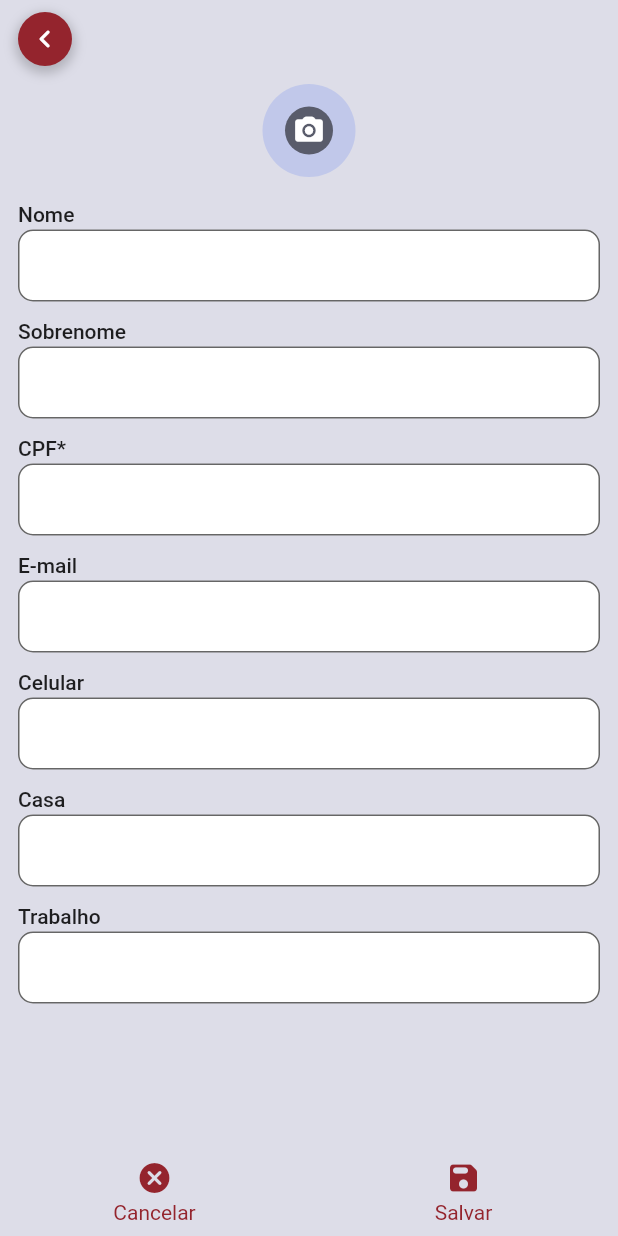
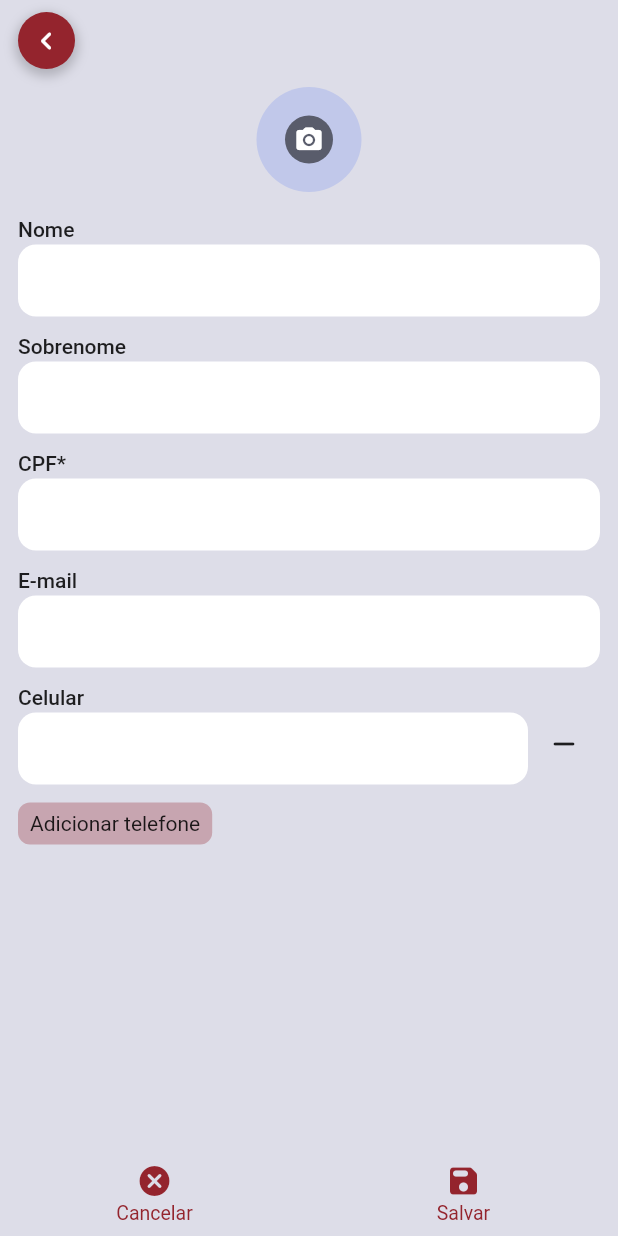
Before and after one commit to srlucasmichel/challenge_schedule_app, a Flutter app: the ContactDetailPage screen opened directly with empty values, item 2 of the bottom bar chosen, on a phone screen of 412 x 824 dp. Run offline on Flutter 3.47's test engine with Material 2 defaults, Android fonts, the light colour scheme and no system bars; our stand-ins replace dio, flutter_modular, fpdart, image_picker, mask_text_input_formatter, shared_preferences and 1 more; missing offline and left inert: cpf_cnpj_validator; accounts and stored records are empty; network calls fail.

Commit message:
improved usability

```diff
--- a/lib/src/modules/contact/domain/entities/user.dart
+++ b/lib/src/modules/contact/domain/entities/user.dart
@@ -1,5 +1,5 @@
 class User {
-  final int id;
+  final int? id;
   final String? firstName;
   final String? lastName;
   final String documentNumber;
--- a/lib/src/modules/contact/infra/adapters/user_adapter.dart
+++ b/lib/src/modules/contact/infra/adapters/user_adapter.dart
@@ -48,9 +48,9 @@ class UserAdapter {
         lastName: json["name"] as String,
         email: json["email"] as String,
         photo: json["url"],
-        celPhoneNumber: json["phone2"],
-        workPhoneNumber: json["phone3"],
-        homePhoneNumber: json["phone"] as String);
+        celPhoneNumber: json["phone"] as String,
+        workPhoneNumber: json["phone2"],
+        homePhoneNumber: json["phone3"]);
   }
 
   static User createNewUser(final User user, final int newId) {
--- a/lib/src/modules/contact/infra/repositories/user_repository.dart
+++ b/lib/src/modules/contact/infra/repositories/user_repository.dart
@@ -54,7 +54,8 @@ class UserRepository extends IUserRepository {
       await _getDbInstance();
       List<User> list = [];
 
-      List<Map> maps = await _db.query(UserAdapter.tableName, columns: [
+      List<Map> maps = await _db.query(UserAdapter.tableName,
+          columns: [
             UserAdapter.columnId,
             UserAdapter.columnFirstName,
             UserAdapter.columnLastName,
@@ -64,7 +65,8 @@ class UserRepository extends IUserRepository {
             UserAdapter.columnCelPhoneNumber,
             UserAdapter.columnWorkPhoneNumber,
             UserAdapter.columnHomePhoneNumber
-      ]);
+          ],
+          orderBy: '${UserAdapter.columnFirstName} COLLATE NOCASE' );
 
       if (maps.isNotEmpty) list = UserAdapter.fromJsonList(maps);
 
--- a/lib/src/modules/contact/presenter/pages/components/app_buttons.dart
+++ b/lib/src/modules/contact/presenter/pages/components/app_buttons.dart
@@ -7,12 +7,14 @@ class AppBackButton extends StatelessWidget {
 
   @override
   Widget build(BuildContext context) {
-    return InkWell(
+    return Tooltip(
+      message: 'Voltar',
+      child: InkWell(
         onTap: onBack,
         child: Container(
           margin: const EdgeInsets.fromLTRB(12, 8, 0, 0),
-        width: 36,
-        height: 36,
+          width: 38,
+          height: 38,
           decoration: BoxDecoration(
               color: Theme.of(context).primaryColor,
               borderRadius: BorderRadius.circular(50),
@@ -26,6 +28,7 @@ class AppBackButton extends StatelessWidget {
               ]),
           child: const Icon(Icons.chevron_left_rounded, color: Colors.white),
         ),
+      ),
     );
   }
 }
--- a/lib/src/modules/contact/presenter/pages/components/app_messengers.dart
+++ b/lib/src/modules/contact/presenter/pages/components/app_messengers.dart
@@ -9,6 +9,8 @@ class AppMessengers {
   void showSnackBar({required SnackBarType type}) {
     ScaffoldMessenger.of(context).showSnackBar(
       SnackBar(
+        behavior: SnackBarBehavior.floating,
+        margin: const EdgeInsets.only(bottom: 16.0, left: 8.0, right: 8.0),
         backgroundColor: type == SnackBarType.success
             ? Colors.green.shade800
             : Colors.red.shade800,
--- a/lib/src/modules/contact/presenter/pages/components/image_avatar.dart
+++ b/lib/src/modules/contact/presenter/pages/components/image_avatar.dart
@@ -3,28 +3,28 @@ import 'dart:io';
 import 'package:flutter/material.dart';
 
 class ImageAvatar extends StatelessWidget {
+  final Map<double, double> sizes;
   final String? path;
-  final double? size;
   final String? firstName;
 
-  const ImageAvatar(this.path, {Key? key, this.size, this.firstName})
+  const ImageAvatar({Key? key, required this.sizes, this.path, this.firstName})
       : super(key: key);
 
   @override
   Widget build(BuildContext context) {
     if (path == null || path!.trim().isEmpty) {
       return Container(
-        width: size ?? 39.0,
-        height: size ?? 39.0,
+        width: sizes.keys.first,
+        height: sizes.keys.first,
         decoration: BoxDecoration(
             color: const Color.fromRGBO(193, 200, 234, 1),
             borderRadius: BorderRadius.circular(50)),
         child: Center(
             child: Text(_firstLetterName,
-                style: const TextStyle(
+                style: TextStyle(
                     fontWeight: FontWeight.w500,
                     color: Colors.black54,
-                    fontSize: 16.0))),
+                    fontSize: sizes.values.first))),
       );
     }
     return CircleAvatar(
--- a/lib/src/modules/contact/presenter/pages/components/page_action_button.dart
+++ b/lib/src/modules/contact/presenter/pages/components/page_action_button.dart
@@ -21,8 +21,10 @@ class PageActionButton extends StatelessWidget {
           mainAxisSize: MainAxisSize.min,
           children: [
             Icon(icon, color: Theme.of(context).primaryColor),
-            const SizedBox(height: 3),
-            Text(label, style: TextStyle(color: Theme.of(context).primaryColor))
+            const SizedBox(height: 2),
+            Text(label,
+                style: TextStyle(
+                    color: Theme.of(context).primaryColor, fontSize: 13.0))
           ],
         ),
       ),
--- a/lib/src/modules/contact/presenter/pages/contact_form_page.dart
+++ b/lib/src/modules/contact/presenter/pages/contact_form_page.dart
@@ -23,6 +23,7 @@ class ContactFormPage extends StatefulWidget {
 }
 
 class _ContactFormPageState extends State<ContactFormPage> {
+  final GlobalKey<FormState> _formKey = GlobalKey<FormState>();
   final TextEditingController _fNameController = TextEditingController();
   final TextEditingController _lNameController = TextEditingController();
   final TextEditingController _cpfController = TextEditingController();
@@ -31,6 +32,7 @@ class _ContactFormPageState extends State<ContactFormPage> {
   final TextEditingController _workController = TextEditingController();
   final TextEditingController _homeController = TextEditingController();
   XFile? _imageFile;
+  List<bool> _showInputsPhone = [false, false, false];
 
   @override
   void initState() {
@@ -68,7 +70,7 @@ class _ContactFormPageState extends State<ContactFormPage> {
                   PageActionButton(
                       label: 'Salvar',
                       icon: Icons.save_rounded,
-                      onClick: () => _updateOrInsertContact(context)),
+                      onClick: () => _validateAndSave(context)),
                 ],
               ),
             )
@@ -78,8 +80,17 @@ class _ContactFormPageState extends State<ContactFormPage> {
     );
   }
 
-  Column get _body {
-    return Column(
+  void _validateAndSave(BuildContext ctx) {
+    final FormState form = _formKey.currentState!;
+    if (form.validate()) {
+      _updateOrInsertContact(ctx);
+    }
+  }
+
+  Form get _body {
+    return Form(
+      key: _formKey,
+      child: Column(
         mainAxisSize: MainAxisSize.max,
         mainAxisAlignment: MainAxisAlignment.start,
         crossAxisAlignment: CrossAxisAlignment.start,
@@ -88,11 +99,11 @@ class _ContactFormPageState extends State<ContactFormPage> {
             child: Stack(
               alignment: Alignment.center,
               children: [
-              ImageAvatar(_imageFile?.path, size: 62),
+                ImageAvatar(sizes: {70.0: 12.0}, path: _imageFile?.path),
                 GestureDetector(
                   onTap: () async {
-                  _imageFile =
-                      await ImagePicker().pickImage(source: ImageSource.camera);
+                    _imageFile = await ImagePicker()
+                        .pickImage(source: ImageSource.camera);
                     setState(() {});
                   },
                   child: Align(
@@ -109,7 +120,7 @@ class _ContactFormPageState extends State<ContactFormPage> {
                           child: Icon(
                             Icons.photo_camera_rounded,
                             color: Colors.white,
-                          size: 22,
+                            size: 20.0,
                           ),
                         )),
                   ),
@@ -123,8 +134,9 @@ class _ContactFormPageState extends State<ContactFormPage> {
               controller: _fNameController,
               type: TextInputType.name,
               maskFormatter: null,
-            validator: (s) =>
-                _fNameController.text.trim().isEmpty ? 'Informe o nome' : null),
+              validator: (s) => _fNameController.text.trim().isEmpty
+                  ? 'Informe o nome'
+                  : null),
           _getLSection(
               label: 'Sobrenome',
               controller: _lNameController,
@@ -143,25 +155,121 @@ class _ContactFormPageState extends State<ContactFormPage> {
               type: TextInputType.emailAddress,
               maskFormatter: null,
               validator: null),
-        _getLSection(
+          if (_showInputsPhone[0])
+            Row(
+              children: [
+                Expanded(
+                  child: _getLSection(
                       label: 'Celular',
                       controller: _celController,
                       type: TextInputType.number,
                       maskFormatter: AppMaskFormatters.phone,
                       validator: null),
-        _getLSection(
+                ),
+                IconButton(
+                    onPressed: () {
+                      _showInputsPhone[0] = false;
+                      _celController.text = '';
+                      setState(() {});
+                    },
+                    icon: const Icon(Icons.remove_rounded))
+              ],
+            )
+          else
+            const SizedBox(),
+          if (_showInputsPhone[2])
+            Row(
+              children: [
+                Expanded(
+                  child: _getLSection(
                       label: 'Casa',
                       controller: _homeController,
                       type: TextInputType.number,
                       maskFormatter: AppMaskFormatters.phone,
                       validator: null),
-        _getLSection(
+                ),
+                IconButton(
+                    onPressed: () {
+                      _showInputsPhone[2] = false;
+                      _homeController.text = '';
+                      setState(() {});
+                    },
+                    icon: const Icon(Icons.remove_rounded))
+              ],
+            )
+          else
+            const SizedBox(),
+          if (_showInputsPhone[1])
+            Row(
+              children: [
+                Expanded(
+                  child: _getLSection(
                       label: 'Trabalho',
                       controller: _workController,
                       type: TextInputType.number,
                       maskFormatter: AppMaskFormatters.phone,
                       validator: null),
+                ),
+                IconButton(
+                    onPressed: () {
+                      _showInputsPhone[1] = false;
+                      _workController.text = '';
+                      setState(() {});
+                    },
+                    icon: const Icon(Icons.remove_rounded))
               ],
+            )
+          else
+            const SizedBox(),
+          if (_showInputsPhone.contains(false))
+            PopupMenuButton(
+              child: Container(
+                  padding:
+                      const EdgeInsets.symmetric(vertical: 6, horizontal: 8),
+                  decoration: BoxDecoration(
+                      color: Theme.of(context).primaryColor.withOpacity(0.3),
+                      borderRadius: BorderRadius.circular(8)),
+                  child: const Text('Adicionar telefone')),
+              onSelected: (v) {
+                switch (v) {
+                  case 'work':
+                    _showInputsPhone[1] = true;
+                    break;
+                  case 'home':
+                    _showInputsPhone[2] = true;
+                    break;
+                  default:
+                    _showInputsPhone[0] = true;
+                }
+                setState(() {});
+              },
+              itemBuilder: (context) {
+                List<PopupMenuItem> popupMenuItems = List.empty(growable: true);
+                if (!_showInputsPhone[0]) {
+                  popupMenuItems.add(const PopupMenuItem(
+                    value: 'cel',
+                    child: Text("Celular"),
+                  ));
+                }
+                if (!_showInputsPhone[1]) {
+                  popupMenuItems.add(const PopupMenuItem(
+                    value: 'work',
+                    child: Text("Trabalho"),
+                  ));
+                }
+                if (!_showInputsPhone[2]) {
+                  popupMenuItems.add(const PopupMenuItem(
+                    value: 'home',
+                    child: Text("Casa"),
+                  ));
+                }
+                return popupMenuItems;
+              },
+            )
+          else
+            const SizedBox(),
+        ],
+      ),
     );
   }
 
@@ -193,6 +301,10 @@ class _ContactFormPageState extends State<ContactFormPage> {
             border: OutlineInputBorder(
               borderRadius: BorderRadius.circular(10.0),
             ),
+            enabledBorder: OutlineInputBorder(
+              borderRadius: BorderRadius.circular(12.0),
+              borderSide: const BorderSide(color: Colors.transparent),
+            ),
             filled: true,
           ),
           onChanged: (v) {
@@ -213,9 +325,9 @@ class _ContactFormPageState extends State<ContactFormPage> {
     final store = context.watch<ContactDetailStore>();
 
     if (widget.user?.id != null) {
-      await store.update(_makeUser);
+      await store.update(_buildUser);
     } else {
-      await store.insert(_makeUser);
+      await store.insert(_buildUser);
     }
 
     final state = store.value;
@@ -227,7 +339,7 @@ class _ContactFormPageState extends State<ContactFormPage> {
     } else if (state is SuccessContactUpdateState) {
       AppMessengers(context, 'Usuário alterado')
           .showSnackBar(type: SnackBarType.success);
-      Modular.to.pop(_makeUser);
+      Modular.to.pop(_buildUser);
     } else if (state is ErrorContactInsertState) {
       AppMessengers(context, 'Erro ao cadastrar este usuário')
           .showSnackBar(type: SnackBarType.error);
@@ -237,9 +349,9 @@ class _ContactFormPageState extends State<ContactFormPage> {
     }
   }
 
-  User get _makeUser {
+  User get _buildUser {
     return User(
-      id: widget.user?.id ?? 0,
+      id: widget.user?.id,
       documentNumber: _cpfController.text,
       firstName: _fNameController.text,
       lastName: _lNameController.text,
@@ -267,6 +379,18 @@ class _ContactFormPageState extends State<ContactFormPage> {
       if (widget.user?.photo != null) {
         _imageFile = XFile(widget.user!.photo!);
       }
+      if (_celController.text.trim().isNotEmpty) {
+        _showInputsPhone[0] = true;
+      }
+      if (_workController.text.trim().isNotEmpty) {
+        _showInputsPhone[1] = true;
+      }
+      if (_homeController.text.trim().isNotEmpty) {
+        _showInputsPhone[2] = true;
+      }
+      if (!_showInputsPhone.contains(true)) {
+        _showInputsPhone[0] = true;
       }
     }
   }
+}
--- a/lib/src/modules/contact/presenter/utils/app_formatters.dart
+++ b/lib/src/modules/contact/presenter/utils/app_formatters.dart
@@ -2,7 +2,7 @@ import 'package:mask_text_input_formatter/mask_text_input_formatter.dart';
 
 class AppMaskFormatters {
   static final MaskTextInputFormatter phone = MaskTextInputFormatter(
-      mask: '+## (##) #########',
+      mask: '(##) #########',
       filter: {"#": RegExp(r'[0-9]')},
       type: MaskAutoCompletionType.lazy);
 
```
Also changed, not shown: lib/src/modules/contact/presenter/pages/contact_detail_page.dart (+16 -28 lines), lib/src/modules/contact/presenter/pages/contact_list_page.dart (+6 -4 lines), 1 other file. Lines whose indentation alone changed are shown as unchanged.
